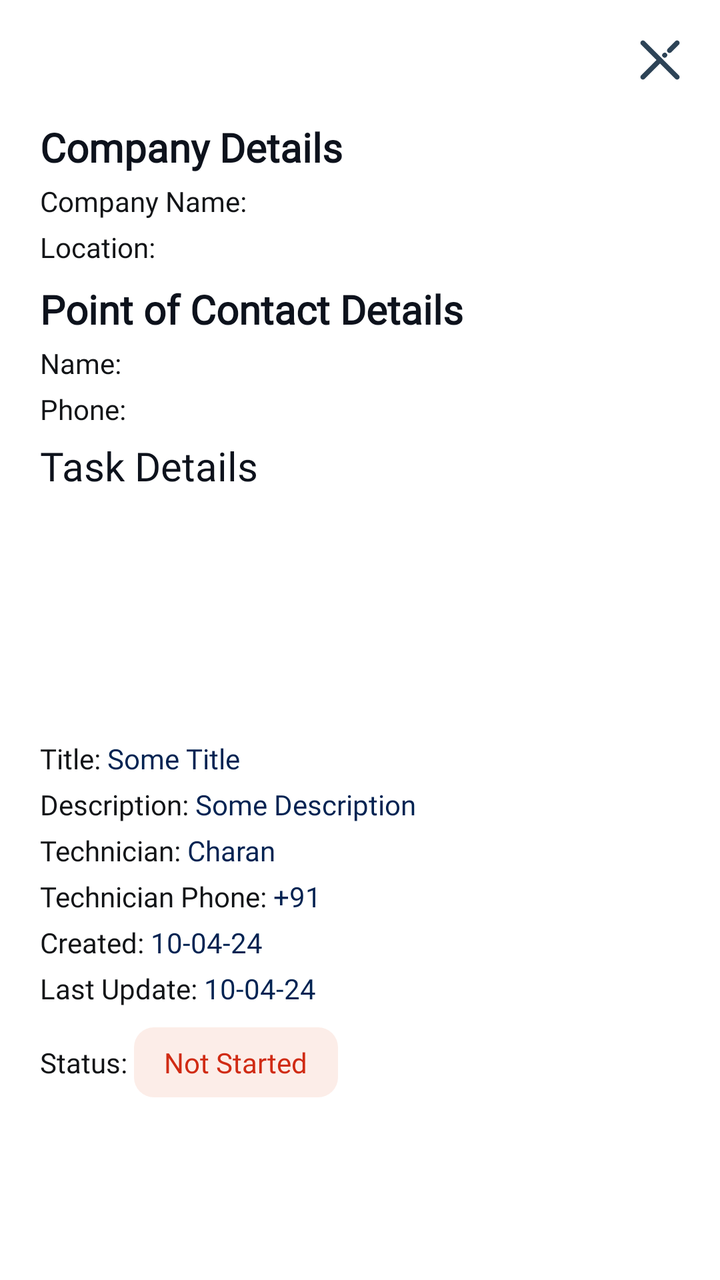
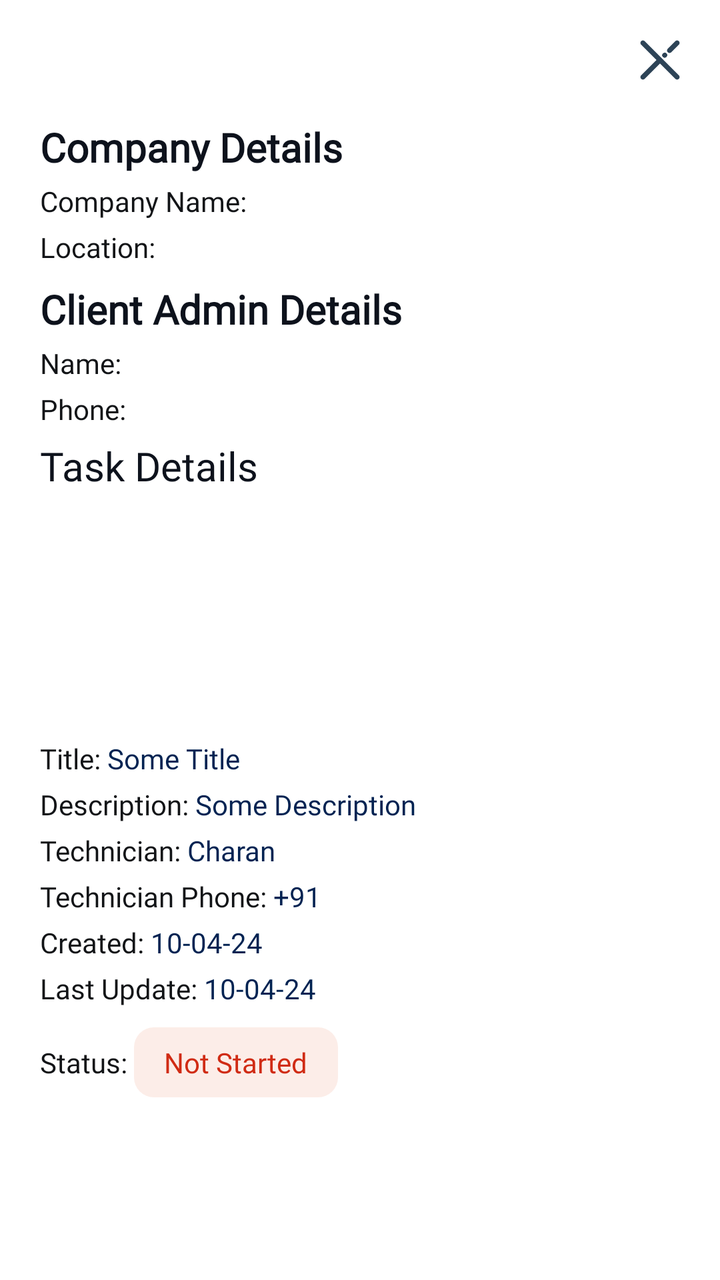

An Android layout rendered at two revisions. The XML below is the earlier revision; the diff shows what the commit changed to produce the second picture.
<!-- AndroidManifest.xml: application theme Theme.Evergreen -->
<!-- res/layout/fragment_more__eq__info_.xml -->
<?xml version="1.0" encoding="utf-8"?>
<ScrollView xmlns:android="http://schemas.android.com/apk/res/android"
    android:layout_width="match_parent"
    android:background="@color/white"
    android:layout_height="match_parent">

    <LinearLayout

        android:layout_width="match_parent"
        android:layout_height="wrap_content"
        android:orientation="vertical"
        android:padding="10dp">
        <ImageView
            android:id="@+id/close"
            android:padding="@dimen/_10sdp"
            android:layout_gravity="end"
            android:src="@drawable/close"
            android:layout_width="@dimen/_40sdp"
            android:layout_height="@dimen/_40sdp"/>
        
        <LinearLayout
            android:layout_margin="@dimen/_10sdp"
            android:orientation="vertical"
            android:layout_width="match_parent"
            android:layout_height="match_parent">
        <TextView
            android:fontFamily="@font/roboto_medium"
            android:id="@+id/text_company_details"
            android:layout_width="wrap_content"
            android:layout_height="wrap_content"
            android:text="Company Details"
            android:textSize="20sp"
            android:textStyle="bold"
            android:textColor="@color/black1" />

        
        <LinearLayout
            android:layout_marginTop="@dimen/_4sdp"
            android:layout_width="match_parent"
            android:layout_height="wrap_content"
            android:orientation="horizontal">

            <TextView
                android:fontFamily="@font/roboto_regular"
                android:textColor="@color/black2"
                android:layout_width="wrap_content"
                android:layout_height="wrap_content"
                android:text="Company Name: " />

            <TextView
                android:id="@+id/tv_company_name"
                android:fontFamily="@font/roboto_regular"
                android:textColor="@color/black_blue"
                android:layout_width="wrap_content"
                android:layout_height="wrap_content" />
        </LinearLayout>

        
        <LinearLayout
            android:layout_marginTop="@dimen/_4sdp"
            android:layout_width="match_parent"
            android:layout_height="wrap_content"
            android:orientation="horizontal">

            <TextView
                android:fontFamily="@font/roboto_regular"
                android:textColor="@color/black2"
                android:layout_width="wrap_content"
                android:layout_height="wrap_content"
                android:text="Location: " />

            <TextView
                android:id="@+id/tv_company_location"
                android:fontFamily="@font/roboto_regular"
                android:textColor="@color/black_blue"
                android:layout_width="wrap_content"
                android:layout_height="wrap_content" />
        </LinearLayout>

        
        <TextView
            android:layout_marginTop="@dimen/_8sdp"
            android:fontFamily="@font/roboto_medium"
            android:id="@+id/text_poc_details"
            android:layout_width="wrap_content"
            android:layout_height="wrap_content"
            android:text="Point of Contact Details"
            android:textSize="20sp"
            android:textStyle="bold"
            android:textColor="@color/black1" />

        
        <LinearLayout
            android:layout_marginTop="@dimen/_4sdp"
            android:layout_width="match_parent"
            android:layout_height="wrap_content"
            android:orientation="horizontal">

            <TextView
                android:fontFamily="@font/roboto_regular"
                android:textColor="@color/black2"
                android:layout_width="wrap_content"
                android:layout_height="wrap_content"
                android:text="Name: " />

            <TextView
                android:id="@+id/tv_poc_name"
                android:fontFamily="@font/roboto_regular"
                android:textColor="@color/black_blue"
                android:layout_width="wrap_content"
                android:layout_height="wrap_content" />
        </LinearLayout>

        
        <LinearLayout
            android:layout_marginTop="@dimen/_4sdp"
            android:layout_width="match_parent"
            android:layout_height="wrap_content"
            android:orientation="horizontal">

            <TextView
                android:fontFamily="@font/roboto_regular"
                android:textColor="@color/black2"
                android:layout_width="wrap_content"
                android:layout_height="wrap_content"
                android:text="Phone: " />

            <TextView
                android:id="@+id/tv_poc_phone"
                android:fontFamily="@font/roboto_regular"
                android:textColor="@color/black_blue"
                android:layout_width="wrap_content"
                android:layout_height="wrap_content" />
        </LinearLayout>

        
        <TextView
            android:layout_marginTop="@dimen/_8sdp"
            android:includeFontPadding="false"
            android:fontFamily="@font/roboto_medium"
            android:id="@+id/text_task_details"
            android:layout_width="wrap_content"
            android:layout_height="wrap_content"
            android:text="Task Details"
            android:textSize="20sp"
            android:textColor="@color/black1" />
<ImageView
    android:contentDescription="@string/desc"
    android:layout_marginVertical="@dimen/_10sdp"
    android:id="@+id/image_issue"
    android:scaleType="centerCrop"
    android:layout_width="@dimen/_100sdp"
    android:layout_height="@dimen/_100sdp"/>
        
        <LinearLayout
            android:layout_marginTop="@dimen/_4sdp"
            android:layout_width="match_parent"
            android:layout_height="wrap_content"
            android:orientation="horizontal">

            <TextView
                android:fontFamily="@font/roboto_regular"
                android:textColor="@color/black2"
                android:layout_width="wrap_content"
                android:layout_height="wrap_content"
                android:text="Title: " />

            <TextView
                android:id="@+id/tv_task_name"
                android:fontFamily="@font/roboto_regular"
                android:textColor="@color/black_blue"
                android:layout_width="wrap_content"
                android:layout_height="wrap_content"
                android:text="Some Title" />
        </LinearLayout>

        
        <LinearLayout
            android:layout_marginTop="@dimen/_4sdp"
            android:layout_width="match_parent"
            android:layout_height="wrap_content"
            android:orientation="horizontal">

            <TextView
                android:fontFamily="@font/roboto_regular"
                android:textColor="@color/black2"
                android:layout_width="wrap_content"
                android:layout_height="wrap_content"
                android:text="Description: " />

            <TextView
                android:id="@+id/tv_task_description"
                android:fontFamily="@font/roboto_regular"
                android:textColor="@color/black_blue"
                android:layout_width="wrap_content"
                android:layout_height="wrap_content"
                android:text="Some Description" />
        </LinearLayout>

        
        <LinearLayout
            android:layout_marginTop="@dimen/_4sdp"
            android:layout_width="match_parent"
            android:layout_height="wrap_content"
            android:orientation="horizontal">

            <TextView
                android:fontFamily="@font/roboto_regular"
                android:textColor="@color/black2"
                android:layout_width="wrap_content"
                android:layout_height="wrap_content"
                android:text="Technician: " />

            <TextView
                android:id="@+id/tv_task_technician"
                android:fontFamily="@font/roboto_regular"
                android:textColor="@color/black_blue"
                android:layout_width="wrap_content"
                android:layout_height="wrap_content"
                android:text="Charan" />
        </LinearLayout>
        <LinearLayout
            android:layout_marginTop="@dimen/_4sdp"
            android:layout_width="match_parent"
            android:layout_height="wrap_content"
            android:orientation="horizontal">

            <TextView
                android:fontFamily="@font/roboto_regular"
                android:textColor="@color/black2"
                android:layout_width="wrap_content"
                android:layout_height="wrap_content"
                android:text="Technician Phone: " />

            <TextView
                android:id="@+id/tv_task_technician_phone"
                android:fontFamily="@font/roboto_regular"
                android:textColor="@color/black_blue"
                android:layout_width="wrap_content"
                android:layout_height="wrap_content"
                android:text="+91" />
        </LinearLayout>

        
        <LinearLayout
            android:layout_marginTop="@dimen/_4sdp"
            android:layout_width="match_parent"
            android:layout_height="wrap_content"
            android:orientation="horizontal">

            <TextView
                android:fontFamily="@font/roboto_regular"
                android:textColor="@color/black2"
                android:layout_width="wrap_content"
                android:layout_height="wrap_content"
                android:text="Created: " />

            <TextView
                android:id="@+id/tv_task_created"
                android:fontFamily="@font/roboto_regular"
                android:textColor="@color/black_blue"
                android:layout_width="wrap_content"
                android:layout_height="wrap_content"
                android:text="10-04-24" />
        </LinearLayout>

        
        <LinearLayout
            android:layout_marginTop="@dimen/_4sdp"
            android:layout_width="match_parent"
            android:layout_height="wrap_content"
            android:orientation="horizontal">

            <TextView
                android:fontFamily="@font/roboto_regular"
                android:textColor="@color/black2"
                android:layout_width="wrap_content"
                android:layout_height="wrap_content"
                android:text="Last Update: " />

            <TextView
                android:id="@+id/tv_task_last_update"
                android:fontFamily="@font/roboto_regular"
                android:textColor="@color/black_blue"
                android:layout_width="wrap_content"
                android:layout_height="wrap_content"
                android:text="10-04-24" />
        </LinearLayout>

        
        <LinearLayout
            android:layout_marginTop="@dimen/_10sdp"
            android:layout_width="match_parent"
            android:layout_height="wrap_content"
            android:orientation="horizontal">

            <TextView
                android:fontFamily="@font/roboto_regular"
                android:textColor="@color/black2"
                android:layout_width="wrap_content"
                android:layout_height="wrap_content"
                android:text="Status: " />

            <TextView
                android:id="@+id/tv_status"
                android:paddingHorizontal="@dimen/_15sdp"
                android:paddingVertical="@dimen/_8sdp"
                android:textSize="@dimen/_14ssp"
                android:backgroundTint="#FCEDE8"
                android:background="@drawable/rounded_corners"
                android:fontFamily="@font/roboto_regular"
                android:textColor="#D02B14"
                android:text="Not Started"
                android:layout_width="wrap_content"
                android:layout_height="wrap_content"/>
        </LinearLayout>

    </LinearLayout>
    </LinearLayout>

</ScrollView>
<!-- resources referenced by this layout -->
<resources>
  <color name="black1">#0D121C</color>
  <color name="black2">#121417</color>
  <color name="black_blue">#022352</color>
  <color name="white">#FFFFFFFF</color>
  <dimen name="_100sdp">100.00dp</dimen>
  <dimen name="_10sdp">10.00dp</dimen>
  <dimen name="_14ssp">14.00sp</dimen>
  <dimen name="_15sdp">15.00dp</dimen>
  <dimen name="_40sdp">40.00dp</dimen>
  <dimen name="_4sdp">4.00dp</dimen>
  <dimen name="_8sdp">8.00dp</dimen>
  <!-- drawable close: png bitmap (drawable, 2680 bytes) -->
  <!-- drawable rounded_corners (drawable) -->
  <shape xmlns:android="http://schemas.android.com/apk/res/android">
      <corners android:radius="@dimen/_10sdp" />
      <solid android:color="#F2F4F7"/>
  </shape>
  <string name="desc">descripton</string>
  <style name="Theme.Evergreen" parent="Base.Theme.Evergreen" />
  <style name="Base.Theme.Evergreen" parent="Theme.Material3.Light.NoActionBar">
  
  
  
  
  
  
  
          <item name="android:statusBarColor">@color/black_blue</item>
  
  
      </style>
</resources>

<!-- the commit's change to res/layout/fragment_more__eq__info_.xml (unified diff, before → after) -->
@@ -84,7 +84,7 @@
             android:id="@+id/text_poc_details"
             android:layout_width="wrap_content"
             android:layout_height="wrap_content"
-            android:text="Point of Contact Details"
+            android:text="Client Admin Details"
             android:textSize="20sp"
             android:textStyle="bold"
             android:textColor="@color/black1" />
